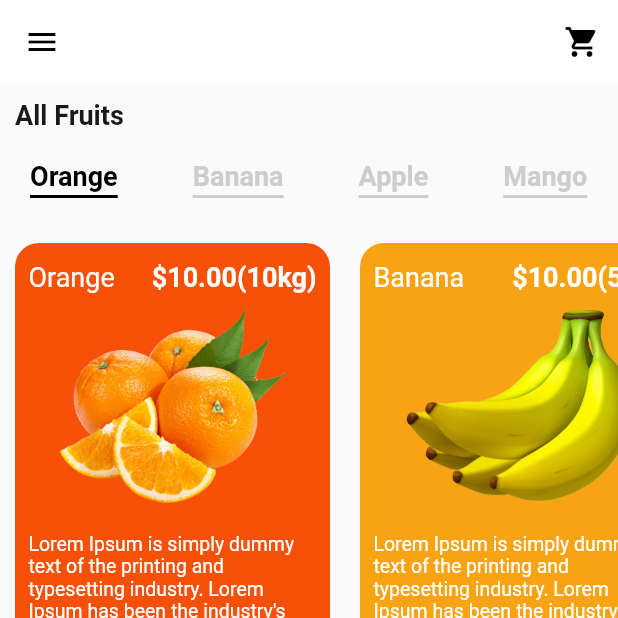
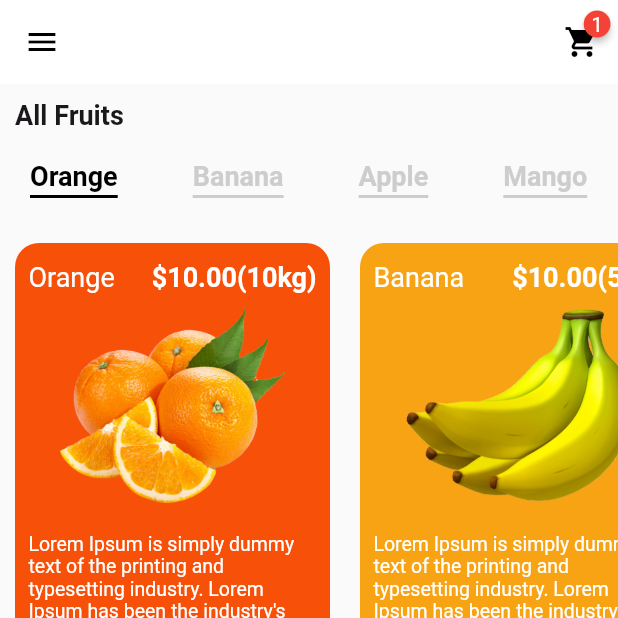
Before and after one commit to MuthuHere/Fruits-FlutterUI, a Flutter app: the screen it shows after launch, after a tap on "Add to cart", on a phone screen of 412 x 824 dp, the top half of it. Run offline on Flutter 3.47's test engine with Material 2 defaults, Android fonts, the phone set to English and light mode, and no system bars; drawn by our look-alikes of badges.

Commit message:
1. Badge counts added

```diff
--- a/lib/main.dart
+++ b/lib/main.dart
@@ -1,6 +1,10 @@
+import 'package:badges/badges.dart';
 import 'package:flutter/material.dart';
 import 'package:fruitapp/router/router.dart';
 import 'package:fruitapp/ui/home/home_page.dart';
+import 'package:provider/provider.dart';
+
+import 'notifier/home_notifier.dart';
 
 void main() {
   runApp(MyApp());
@@ -21,7 +25,14 @@ class MyApp extends StatelessWidget {
         accentColor: Color.fromRGBO(238, 65, 99, 1.0),
         textSelectionColor: Color.fromRGBO(63, 62, 94, 1.0),
       ),
-      home: Scaffold(
+      home: ChangeNotifierProvider<HomeNotifier>(
+        create: (BuildContext context) => HomeNotifier(),
+        child: Consumer<HomeNotifier>(
+          builder: (BuildContext context, HomeNotifier value, Widget child) {
+            HomeNotifier notifier =
+                Provider.of<HomeNotifier>(context, listen: true);
+
+            return Scaffold(
               appBar: AppBar(
                 elevation: 0,
                 leading: IconButton(
@@ -29,16 +40,27 @@ class MyApp extends StatelessWidget {
                   onPressed: () {},
                 ),
                 actions: <Widget>[
-            IconButton(
-              icon: Icon(
-                Icons.shopping_cart,
-              ),
-              onPressed: () {},
-            )
+                  _shoppingCartBadge(notifier),
                 ],
               ),
-        body: HomePage(),
+              body: HomePage(value),
+            );
+          },
+        ),
       ),
     );
   }
+
+  Widget _shoppingCartBadge(HomeNotifier notifier) {
+    return Badge(
+      position: BadgePosition.topRight(top: 3, right: 5),
+      animationDuration: Duration(milliseconds: 300),
+      animationType: BadgeAnimationType.slide,
+      badgeContent: Text(
+        notifier.cartItemCount.toString(),
+        style: TextStyle(color: Colors.white),
+      ),
+      child: IconButton(icon: Icon(Icons.shopping_cart), onPressed: () {}),
+    );
   }
+}
--- a/lib/model/intents/product_details_data.dart
+++ b/lib/model/intents/product_details_data.dart
@@ -1,8 +1,10 @@
 import 'package:fruitapp/model/list_item.dart';
+import 'package:fruitapp/notifier/home_notifier.dart';
 
 class IntentProductDetails {
-  ListItem item;
+  final ListItem item;
+  final HomeNotifier homeNotifier;
 
-  IntentProductDetails(this.item);
+  IntentProductDetails(this.item,this.homeNotifier);
 
 }
--- a/lib/notifier/home_notifier.dart
+++ b/lib/notifier/home_notifier.dart
@@ -6,6 +6,7 @@ class HomeNotifier extends BaseNotifier {
   List<ListItem> _items;
 
   int _selectedTabPosition = 0;
+  int _cartItemCount = 0;
 
   ScrollController _scrollControllerNames = new ScrollController();
   ScrollController _scrollControllerItems = new ScrollController();
@@ -47,5 +48,12 @@ class HomeNotifier extends BaseNotifier {
     notifyListeners();
   }
 
+  int get cartItemCount => _cartItemCount;
+
+  set cartItemCount(int value) {
+    _cartItemCount = value;
+    notifyListeners();
+  }
+
 
 }
--- a/lib/ui/home/home_page.dart
+++ b/lib/ui/home/home_page.dart
@@ -1,10 +1,16 @@
 import 'package:flutter/material.dart';
+import 'package:fruitapp/notifier/home_notifier.dart';
 import 'package:fruitapp/styles/colors.dart';
 import 'package:fruitapp/styles/text_styles.dart';
 import 'package:fruitapp/widget/categories.dart';
 import 'package:fruitapp/widget/new_items.dart';
 
 class HomePage extends StatefulWidget {
+  final HomeNotifier homeNotifier;
+
+
+  HomePage(this.homeNotifier);
+
   @override
   _HomePageState createState() => _HomePageState();
 }
@@ -28,7 +34,7 @@ class _HomePageState extends State<HomePage> {
             ),
           ),
 
-          Categories(),
+          Categories(widget.homeNotifier),
 
           NewItems(),
 
--- a/lib/widget/categories.dart
+++ b/lib/widget/categories.dart
@@ -8,6 +8,10 @@ import 'package:fruitapp/styles/text_styles.dart';
 import 'package:provider/provider.dart';
 
 class Categories extends StatefulWidget {
+  final HomeNotifier homeNotifier;
+
+  Categories(this.homeNotifier);
+
   @override
   _CategoriesState createState() => _CategoriesState();
 }
@@ -101,6 +105,7 @@ class _CategoriesState extends State<Categories> {
                   DETAILS_PAGE,
                   arguments: IntentProductDetails(
                     item,
+                    widget.homeNotifier
                   ),
                 );
               },
@@ -177,7 +182,9 @@ class _CategoriesState extends State<Categories> {
                         color: colorBlack.withOpacity(
                           0.1,
                         ),
-                        onPressed: () {},
+                        onPressed: () {
+                          widget.homeNotifier.cartItemCount += 1;
+                        },
                         child: Text(
                           'Add to cart',
                           style: appNormalText(color: colorWhite, size: 13),
--- a/pubspec.yaml
+++ b/pubspec.yaml
@@ -30,6 +30,8 @@ dependencies:
   cupertino_icons: ^0.1.3
   provider: ^4.1.2
   velocity_x: ^0.4.0
+  rxdart: ^0.24.1
+  badges: ^1.1.1
 
 
 
```
Also changed, not shown: lib/base/base_state.dart (added, +25 -0 lines), lib/ui/detailsscreen/product_details_screen.dart (+31 -4 lines), pubspec.lock. Lines whose indentation alone changed are shown as unchanged.
